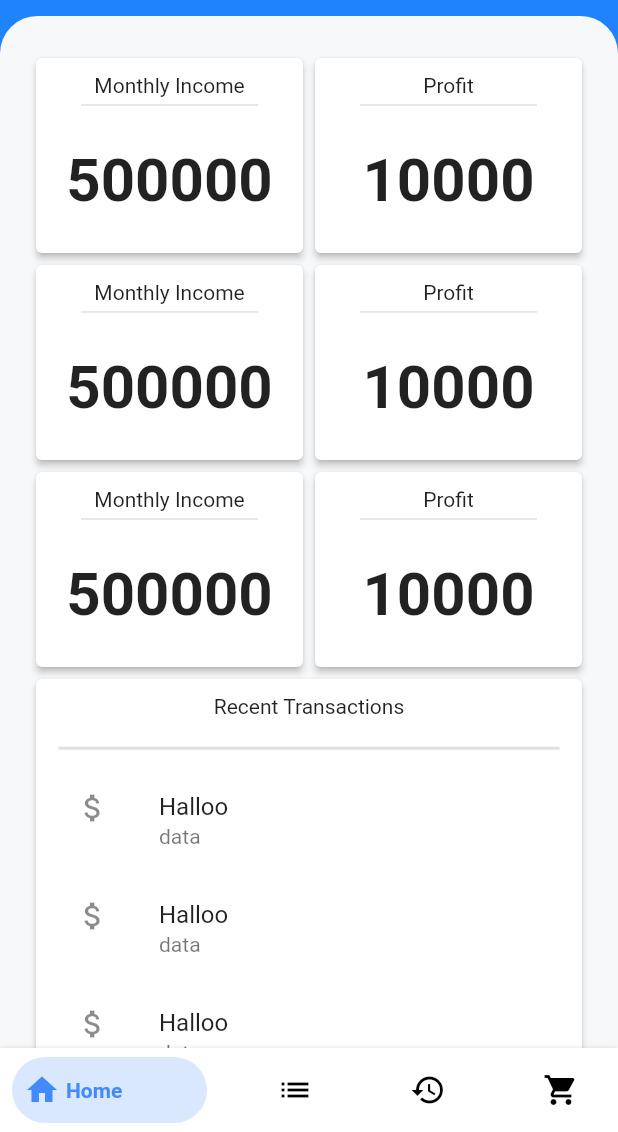
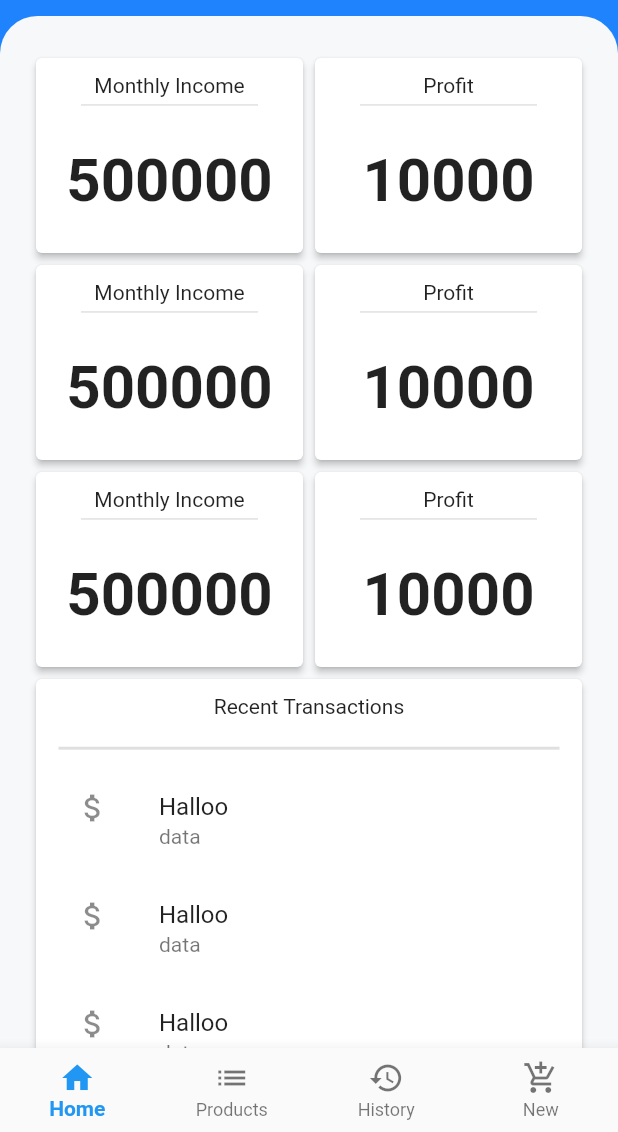
Before and after one commit to faizainur/pharmacy-app-flutter, a Flutter app: the screen it shows after launch, on a phone screen of 412 x 824 dp, the part 104-1236 px from its top. Run offline on Flutter 3.47's test engine with Material 2 defaults, Android fonts, the phone set to English and light mode, and no system bars; drawn by our look-alikes of bottom_navy_bar; our stand-ins replace dotted_border, font_awesome_flutter; missing offline and left inert: flutter_barcode_scanner.

```diff
--- a/lib/addnewproductwodget.dart
+++ b/lib/addnewproductwodget.dart
@@ -81,8 +81,8 @@ class AddNewProductButton extends MaterialButton {
       splashColor: Colors.transparent,
       elevation: 0,
       focusElevation: 0,
-      hoverElevation: 50,
-      highlightElevation: 50,
+      hoverElevation: 0,
+      highlightElevation: 0,
       disabledElevation: 0,
       padding: EdgeInsets.all(0),
       constraints: buttonTheme.getConstraints(this),
--- a/lib/main.dart
+++ b/lib/main.dart
@@ -1,4 +1,4 @@
-import 'package:bottom_navy_bar/bottom_navy_bar.dart';
+
 import 'package:flutter/material.dart';
 import 'package:pharmacy_app/history_transactions_page.dart';
 import 'package:pharmacy_app/products_page.dart';
@@ -11,7 +11,8 @@ import 'package:flutter/services.dart';
 void main() {
   SystemChrome.setSystemUIOverlayStyle(SystemUiOverlayStyle(
     systemNavigationBarColor: Colors.blue, // navigation bar color
-    statusBarColor: const Color(0xff1f83fe),));
+    statusBarColor: const Color(0xff1f83fe),
+  ));
   runApp(MyApp());
 }
 
@@ -24,7 +25,6 @@ class MyApp extends StatelessWidget {
         // brightness: Brightness.dark,
         primaryColor: Colors.lightBlue[800],
         accentColor: Colors.cyan[600],
-
       ),
       home: MainPage(
         title: 'Pharmacy App',
@@ -49,48 +49,52 @@ class _MainPageState extends State<MainPage> {
 
   static final List<Widget> _pages = <Widget>[
     HomePage(),
-    ProductsPage(scaffoldKey: _scaffoldKey,),
+    ProductsPage(
+      scaffoldKey: _scaffoldKey,
+    ),
     HistoryTransactionsPage(),
   ];
 
+  void onItemTapped(int index){
+    setState(() => {
+      _selectedIndex = index
+    });
+  }
+
   @override
   Widget build(BuildContext context) {
+    print("Application Launched");
     return Scaffold(
       key: _scaffoldKey,
       appBar: CustomAppBar(
         scafKey: _scaffoldKey,
         barHeight: 80,
       ),
+      drawer: SafeArea(child: CustomNavigationDrawer()),
+      bottomNavigationBar: BottomNavigationBar(
+        type: BottomNavigationBarType.fixed,
+        items: const <BottomNavigationBarItem>[
+          BottomNavigationBarItem(
+            icon: Icon(Icons.home),
+            title: Text("Home"),
+          ),
+          BottomNavigationBarItem(
+            icon: Icon(Icons.list),
+            title: Text("Products"),
+          ),
+          BottomNavigationBarItem(
+            icon: Icon(Icons.history),
+            title: Text("History"),
+          ),
+          BottomNavigationBarItem(
+            icon: Icon(Icons.add_shopping_cart),
+            title: Text("New"),
+          ),
+        ],
+        currentIndex: _selectedIndex,
+        selectedLabelStyle: TextStyle(fontWeight: FontWeight.bold),
+        onTap: onItemTapped,
 
-      drawer: SafeArea(child: CustomNavigationDrawer()),
-      bottomNavigationBar: BottomNavyBar(
-        selectedIndex: _selectedIndex,
-        showElevation: true, // use this to remove appBar's elevation
-        onItemSelected: (index) => setState(() {
-          _selectedIndex = index;
-        }),
-        items: [
-          BottomNavyBarItem(
-              icon: Icon(Icons.home),
-              title: Text('Home'),
-              activeColor: Colors.blueAccent,
-              inactiveColor: Colors.black),
-          BottomNavyBarItem(
-              icon: Icon(Icons.list),
-              title: Text('Products'),
-              activeColor: Colors.blueAccent,
-              inactiveColor: Colors.black),
-          BottomNavyBarItem(
-              icon: Icon(Icons.history),
-              title: Text('History'),
-              activeColor: Colors.blueAccent,
-              inactiveColor: Colors.black),
-          BottomNavyBarItem(
-              icon: Icon(Icons.shopping_cart),
-              title: Text('Sell'),
-              activeColor: Colors.blueAccent,
-              inactiveColor: Colors.black),
-        ],
       ),
       body: RoundedContainer(
         roundedChild: _pages.elementAt(_selectedIndex),
```
Also changed, not shown: lib/bottomnavybarconfig.txt (added, +29 -0 lines), lib/models/product.dart (added, +11 -0 lines), lib/product_list_card.dart (added, +20 -0 lines), lib/products_page.dart (+72 -3 lines), pubspec.yaml (+4 -4 lines), images/001-barcode-scanner.png (added), images/002-barcode-scanner-1.png (added), pubspec.lock.
